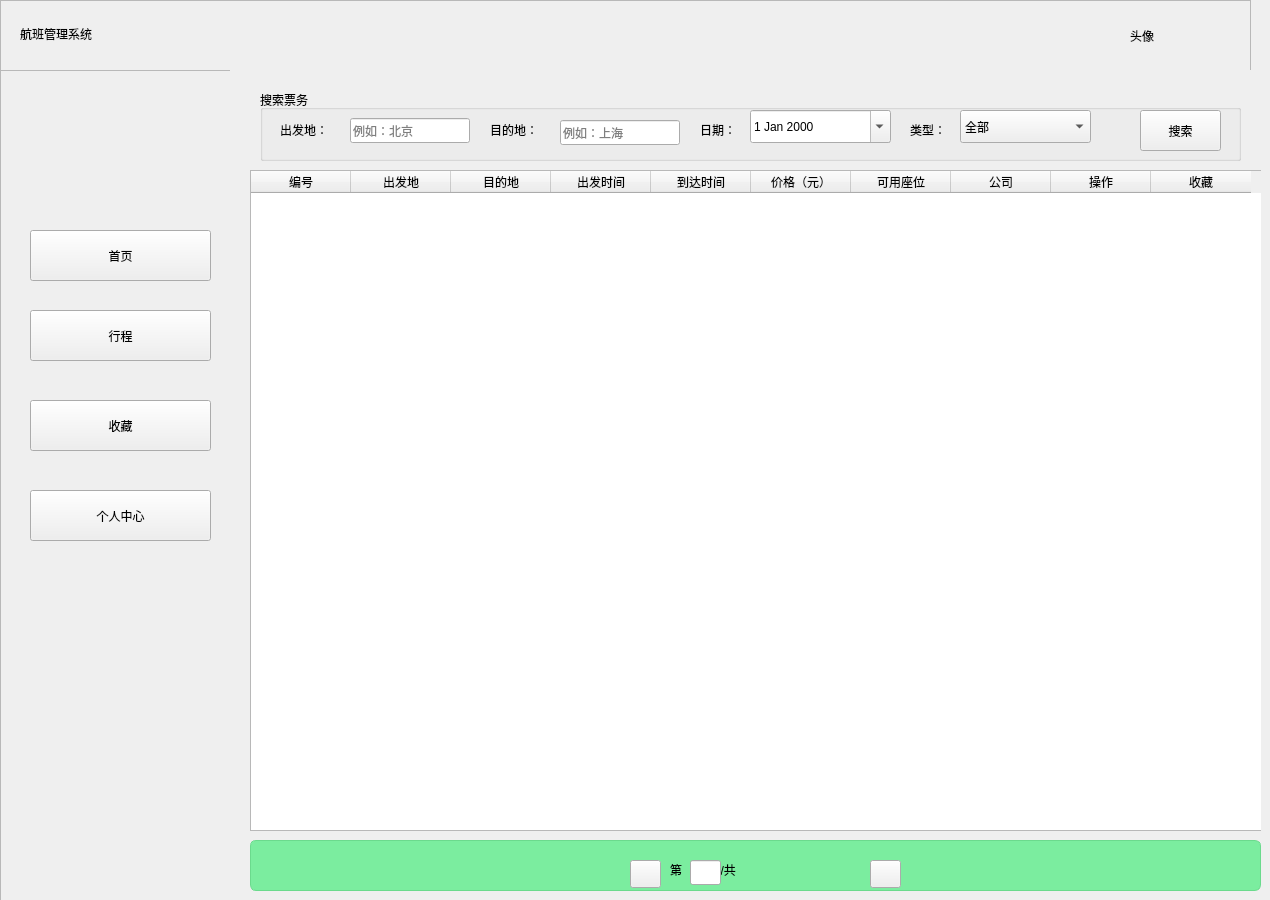
Above: Flight/deal.ui from wuyh266/Flight_Management before the change. Below: the same form after it.
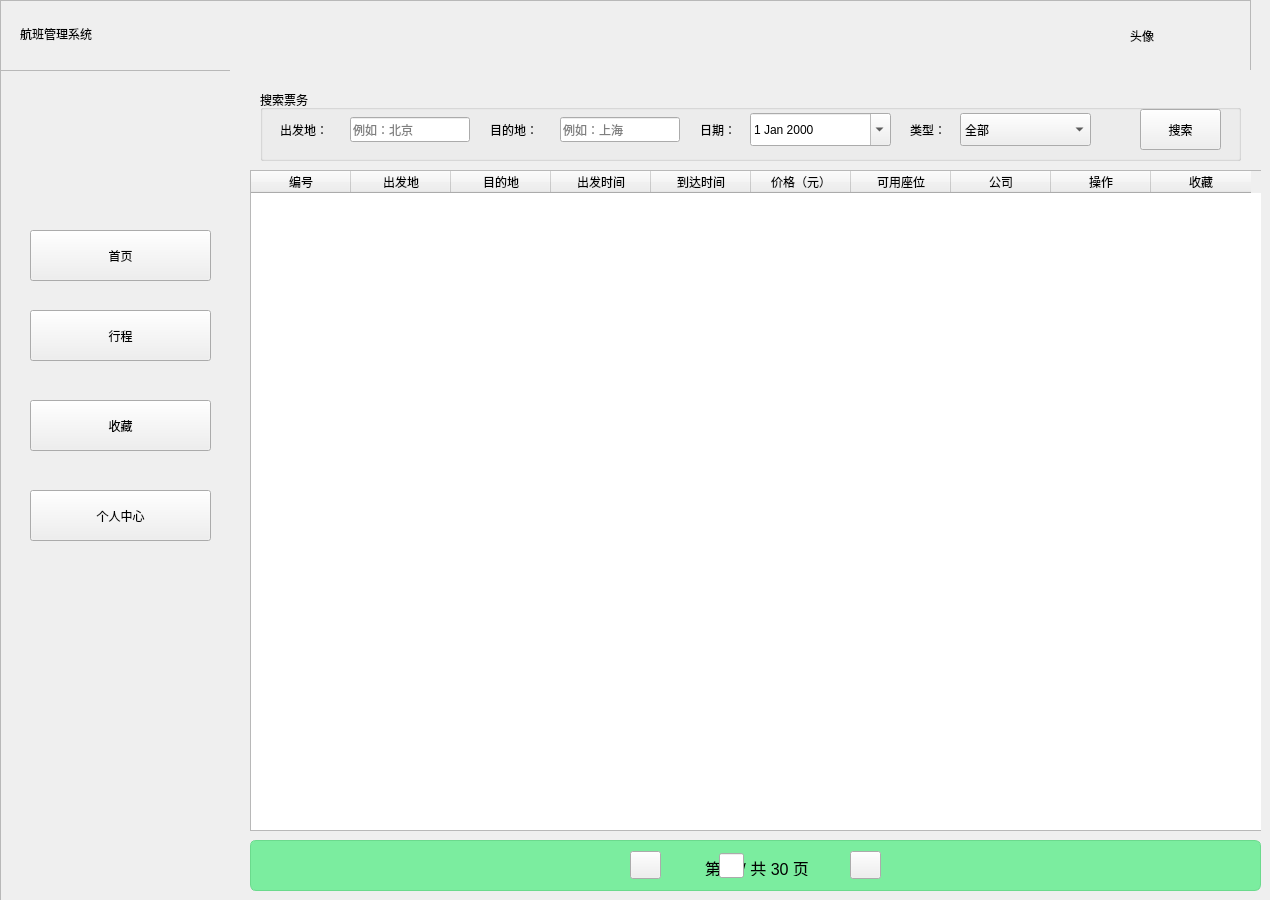
That is the form after the change. Icons and pictures are not drawn.

Diff of the .ui file:
```diff
--- a/Flight/deal.ui
+++ b/Flight/deal.ui
@@ -267,7 +267,7 @@
       <property name="geometry">
        <rect>
         <x>90</x>
-        <y>28</y>
+        <y>27</y>
         <width>120</width>
         <height>25</height>
        </rect>
@@ -299,7 +299,7 @@
       <property name="geometry">
        <rect>
         <x>300</x>
-        <y>30</y>
+        <y>27</y>
         <width>120</width>
         <height>25</height>
        </rect>
@@ -331,7 +331,7 @@
       <property name="geometry">
        <rect>
         <x>490</x>
-        <y>20</y>
+        <y>23</y>
         <width>141</width>
         <height>33</height>
        </rect>
@@ -363,7 +363,7 @@
       <property name="geometry">
        <rect>
         <x>700</x>
-        <y>20</y>
+        <y>23</y>
         <width>131</width>
         <height>33</height>
        </rect>
@@ -396,7 +396,7 @@
       <property name="geometry">
        <rect>
         <x>880</x>
-        <y>20</y>
+        <y>19</y>
         <width>81</width>
         <height>41</height>
        </rect>
@@ -434,21 +434,21 @@
     <widget class="QLabel" name="label_pageInfo">
      <property name="geometry">
       <rect>
-       <x>440</x>
-       <y>790</y>
-       <width>201</width>
+       <x>475</x>
+       <y>786</y>
+       <width>141</width>
        <height>20</height>
       </rect>
      </property>
      <property name="text">
-      <string>第        页/共</string>
+      <string>&lt;html&gt;&lt;head/&gt;&lt;body&gt;&lt;p&gt;&lt;span style=&quot; font-size:12pt;&quot;&gt;第         页/ 共 30 页&lt;/span&gt;&lt;/p&gt;&lt;/body&gt;&lt;/html&gt;</string>
      </property>
     </widget>
     <widget class="QLabel" name="label">
      <property name="geometry">
       <rect>
-       <x>410</x>
-       <y>790</y>
+       <x>405</x>
+       <y>786</y>
        <width>21</width>
        <height>19</height>
       </rect>
@@ -460,8 +460,8 @@
     <widget class="QLabel" name="label_2">
      <property name="geometry">
       <rect>
-       <x>640</x>
-       <y>790</y>
+       <x>625</x>
+       <y>786</y>
        <width>21</width>
        <height>19</height>
       </rect>
@@ -474,7 +474,7 @@
      <property name="geometry">
       <rect>
        <x>400</x>
-       <y>790</y>
+       <y>781</y>
        <width>31</width>
        <height>28</height>
       </rect>
@@ -486,8 +486,8 @@
     <widget class="QPushButton" name="btn_next">
      <property name="geometry">
       <rect>
-       <x>640</x>
-       <y>790</y>
+       <x>620</x>
+       <y>781</y>
        <width>31</width>
        <height>28</height>
       </rect>
@@ -499,9 +499,9 @@
     <widget class="QLineEdit" name="lineEdit_pageNum">
      <property name="geometry">
       <rect>
-       <x>460</x>
-       <y>790</y>
-       <width>31</width>
+       <x>489</x>
+       <y>783</y>
+       <width>25</width>
        <height>25</height>
       </rect>
      </property>
```
Left out of the diff: 20 changed lines with no effect on the pictures.
